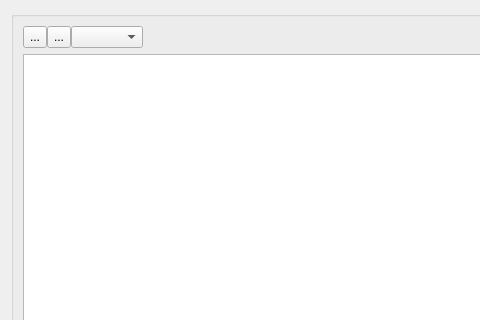
fritzone/ddm, file SqlForm.ui: the form before one commit; both pictures show x 0 to 480 and y 0 to 320 of the 618 by 441 pixel window.
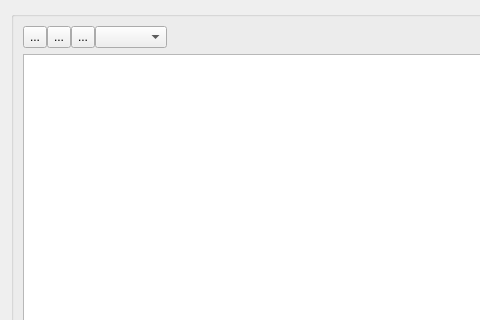
The form after the commit. Icons and pictures are not drawn.

Patch:
```diff
--- a/SqlForm.ui
+++ b/SqlForm.ui
@@ -71,6 +71,35 @@
           </property>
          </widget>
         </item>
+        <item>
+         <widget class="QToolButton" name="btnGoToSource">
+          <property name="maximumSize">
+           <size>
+            <width>24</width>
+            <height>24</height>
+           </size>
+          </property>
+          <property name="toolTip">
+           <string>Go to the originator element</string>
+          </property>
+          <property name="statusTip">
+           <string>Go to the originator element</string>
+          </property>
+          <property name="text">
+           <string>...</string>
+          </property>
+          <property name="icon">
+           <iconset resource="dbm.qrc">
+            <normaloff>:/images/actions/images/small/alias.png</normaloff>:/images/actions/images/small/alias.png</iconset>
+          </property>
+          <property name="iconSize">
+           <size>
+            <width>22</width>
+            <height>22</height>
+           </size>
+          </property>
+         </widget>
+        </item>
         <item>
          <widget class="QComboBox" name="cmbOptions">
           <property name="maximumSize">
```
Left out of the diff: 17 changed lines with no effect on the pictures.
